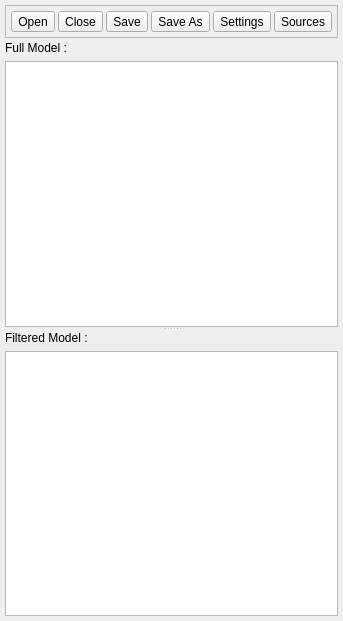
The window that v2/trunk/xup/src/xupmanager/ui/UIProjectsManager.ui (testmana2/mks) describes before a commit, drawn with Qt 5.
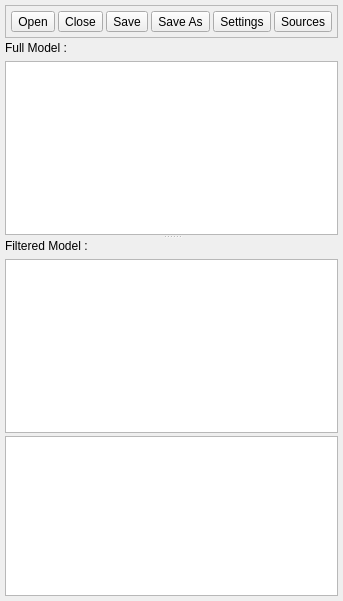
The same window after the commit.

```diff
--- a/v2/trunk/xup/src/xupmanager/ui/UIProjectsManager.ui
+++ b/v2/trunk/xup/src/xupmanager/ui/UIProjectsManager.ui
@@ -6,7 +6,7 @@
     <x>0</x>
     <y>0</y>
     <width>319</width>
-    <height>621</height>
+    <height>601</height>
    </rect>
   </property>
   <property name="windowTitle" >
@@ -116,7 +116,7 @@
       <property name="orientation" >
        <enum>Qt::Vertical</enum>
       </property>
-      <widget class="QWidget" name="" >
+      <widget class="QWidget" name="layoutWidget1" >
        <layout class="QVBoxLayout" >
         <item>
          <widget class="QLabel" name="lTitleTop" >
@@ -137,7 +137,7 @@
         </item>
        </layout>
       </widget>
-      <widget class="QWidget" name="" >
+      <widget class="QWidget" name="layoutWidget2" >
        <layout class="QVBoxLayout" >
         <item>
          <widget class="QLabel" name="lTitleMiddle" >
@@ -160,6 +160,9 @@
       </widget>
      </widget>
     </item>
+    <item>
+     <widget class="QTextEdit" name="teLog" />
+    </item>
    </layout>
   </widget>
  </widget>
```
